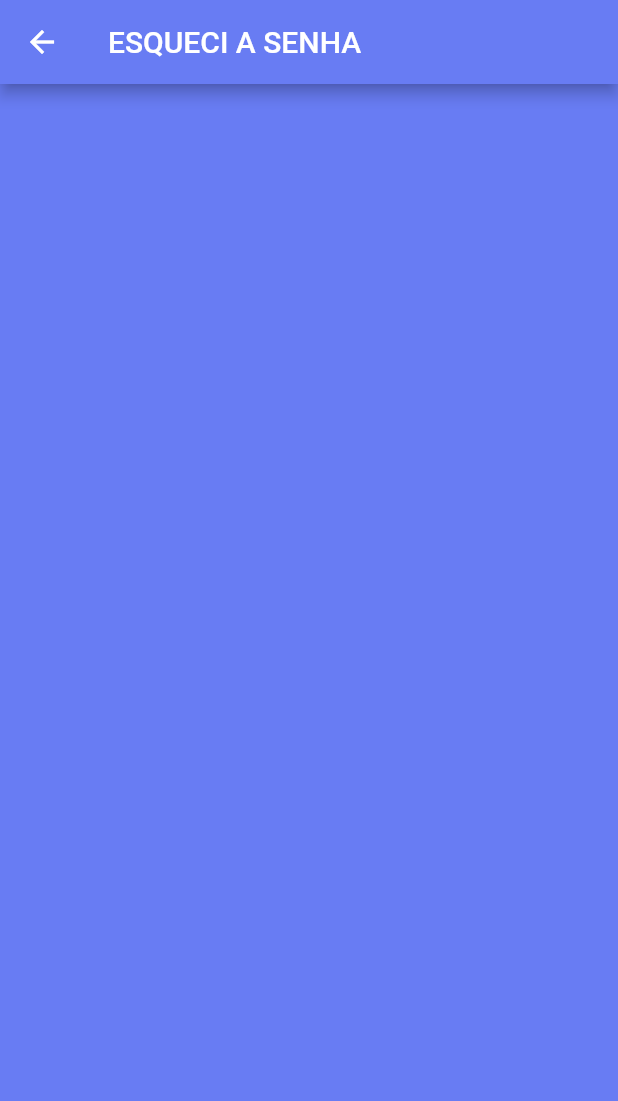
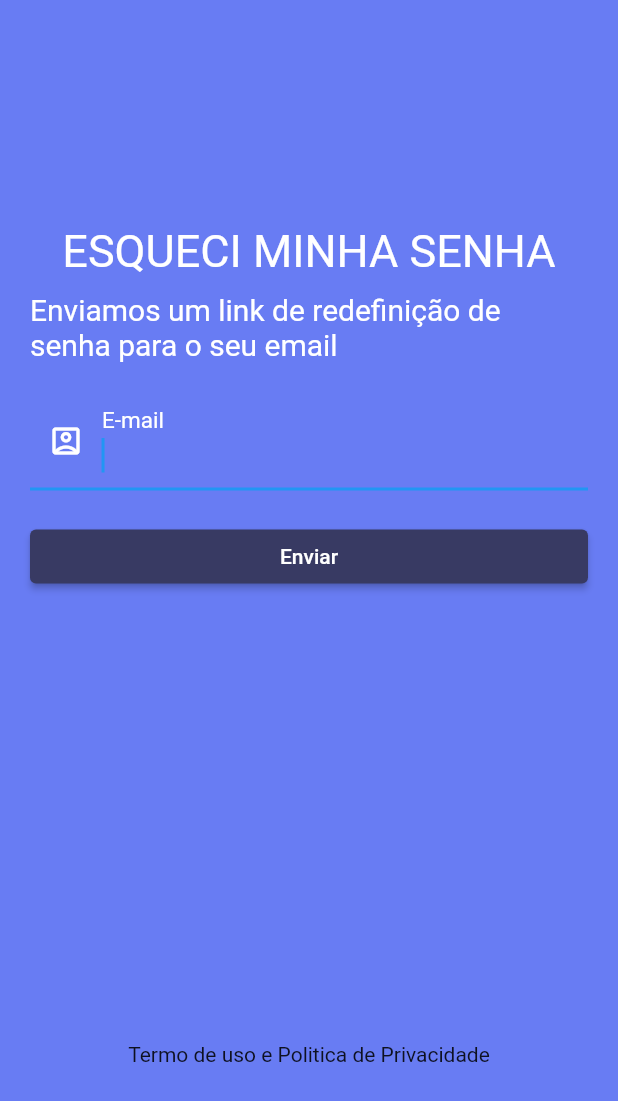
Before and after one commit to DiegoPPereira/SisRH, a Flutter app: the screen it shows after launch, after a tap on "Esqueci a Senha", on a phone screen of 412 x 824 dp. Shown: the top 1101 px of the screen. Run offline on Flutter 3.47's test engine with Material 2 defaults, Android fonts, the phone set to English and light mode, and no system bars.

Commit message:
atualização

```diff
--- a/lib/pages/esquecia_senha.dart
+++ b/lib/pages/esquecia_senha.dart
@@ -1,17 +1,100 @@
 import 'package:flutter/material.dart';
+import './temos.dart';
+import './senha_alterada.dart';
 
 class EsqueciSenhaPage extends StatelessWidget {
-  const EsqueciSenhaPage({super.key});
+  const EsqueciSenhaPage({Key? key}) : super(key: key);
 
   @override
   Widget build(BuildContext context) {
     return Scaffold(
       backgroundColor: const Color(0xff687cf3),
-      appBar: AppBar(
-        backgroundColor: const Color(0xff687cf3),
-        title: const Text('ESQUECI A SENHA'),
+      body: SingleChildScrollView(
+        child: Padding(
+          padding: const EdgeInsets.only(
+            top: 150,
+            left: 20,
+            right: 20,
+          ),
+          child: Center(
+            child: Column(
+              crossAxisAlignment: CrossAxisAlignment.center,
+              children: [
+                Container(
+                  constraints: BoxConstraints(
+                      // maxWidth: 500,
+                      // minWidth: 300,
+                      ),
+                  child: Text(
+                    'ESQUECI MINHA SENHA',
+                    style: TextStyle(color: Colors.white, fontSize: 30),
+                  ),
+                ),
+                SizedBox(height: 10),
+                Center(
+                  child: Container(
+                    constraints: BoxConstraints(
+                        // maxWidth: 300,
+                        // minWidth: 200,
+                        ),
+                    child: Text(
+                      'Enviamos um link de redefinição de senha para o seu email',
+                      style: TextStyle(color: Colors.white, fontSize: 20),
+                    ),
+                  ),
+                ),
+                SizedBox(height: 20),
+                Column(
+                  crossAxisAlignment: CrossAxisAlignment.stretch,
+                  children: [
+                    TextFormField(
+                      autofocus: true,
+                      keyboardType: TextInputType.emailAddress,
+                      style: TextStyle(color: Colors.white, fontSize: 20),
+                      decoration: InputDecoration(
+                        labelText: 'E-mail',
+                        prefixIcon: IconTheme(
+                          data: IconThemeData(color: Colors.white),
+                          child: Icon(Icons.account_box_outlined),
+                        ),
+                        labelStyle: TextStyle(color: Colors.white),
+                      ),
+                    ),
+                    SizedBox(height: 20),
+                    ElevatedButton(
+                      onPressed: () {
+                        Navigator.push(
+                          context,
+                          MaterialPageRoute(
+                            builder: (context) => SenhaAlterada(),
+                          ),
+                        );
+                      },
+                      child: Text(
+                        "Enviar",
+                        style: TextStyle(color: Colors.white),
+                      ),
+                      style: ButtonStyle(
+                        backgroundColor: MaterialStateProperty.all<Color>(
+                          Color(0xff383a63),
+                        ),
+                      ),
+                    ),
+                  ],
+                ),
+                SizedBox(
+                    height: 300), // Espaço entre o botão e o texto inferior
+                Align(
+                  alignment: Alignment.bottomCenter,
+                  child: SizedBox(
+                    child: Text("Termo de uso e Politica de Privacidade"),
+                  ),
+                ),
+              ],
+            ),
+          ),
+        ),
       ),
-      body: Container(),
     );
   }
 }
--- a/lib/pages/login.page.dart
+++ b/lib/pages/login.page.dart
@@ -1,6 +1,4 @@
 import 'package:flutter/material.dart';
-import 'package:flutter/src/widgets/framework.dart';
-import 'package:flutter/src/widgets/placeholder.dart';
 import 'package:sisrh/pages/esquecia_senha.dart';
 import './temos.dart';
 import './menu.page.dart';
@@ -13,8 +11,10 @@ class LoginPage extends StatefulWidget {
 }
 
 class _LoginPageState extends State<LoginPage> {
-  bool _Senha = false;
+  bool _lembrarUsuario = false;
+
   bool _Cadeado = false;
+
   @override
   Widget build(BuildContext context) {
     return Scaffold(
@@ -45,8 +45,9 @@ class _LoginPageState extends State<LoginPage> {
                       TextFormField(
                         autofocus: true,
                         keyboardType: TextInputType.emailAddress,
-                          style: TextStyle(color: Colors.white, fontSize: 20),
-                          decoration: InputDecoration(
+                        style:
+                            const TextStyle(color: Colors.white, fontSize: 20),
+                        decoration: const InputDecoration(
                           labelText: 'LOGIN',
                           prefixIcon: IconTheme(
                             data: IconThemeData(color: Colors.white),
@@ -55,41 +56,45 @@ class _LoginPageState extends State<LoginPage> {
                           labelStyle: TextStyle(color: Colors.white),
                         ),
                       ),
-                        Divider(),
+                      const SizedBox(height: 1),
                       TextFormField(
                         keyboardType: TextInputType.number,
                         obscureText: true,
-                          style: TextStyle(color: Colors.white, fontSize: 20),
+                        style:
+                            const TextStyle(color: Colors.white, fontSize: 20),
                         decoration: InputDecoration(
                           labelText: 'SENHA',
-                            hintStyle: TextStyle(color: Colors.white),
+                          hintStyle: const TextStyle(color: Colors.white),
                           prefixIcon: GestureDetector(
-                              child: IconTheme(
+                            child: const IconTheme(
                               data: IconThemeData(color: Colors.white),
                               child: Icon(Icons.lock_outline),
                             ),
                           ),
-                            labelStyle: TextStyle(color: Colors.white),
+                          labelStyle: const TextStyle(color: Colors.white),
                         ),
                       ),
                     ],
                   ),
-                    Divider(
-                      height: 5,
+                  SizedBox(height: 5),
+                  Row(
+                    mainAxisAlignment: MainAxisAlignment.end,
+                    children: [
+                      const Text(
+                        "Lembrar Usuário",
+                        style: TextStyle(color: Colors.white),
                       ),
-                    Container(
-                      height: 20,
-                      margin: EdgeInsets.only(
-                        top: 10,
-                        bottom: 10,
+                      Checkbox(
+                        value: _lembrarUsuario,
+                        onChanged: (bool? newValue) {
+                          setState(() {
+                            _lembrarUsuario = newValue ?? false;
+                          });
+                        },
                       ),
-                      alignment: Alignment.centerRight,
-                      child: Text("Lembrar Usuário",
-                          style: TextStyle(color: Colors.white)),
+                    ],
                   ),
-                    Divider(
-                      height: 5,
-                    ),
+                  const SizedBox(height: 5),
                   ButtonTheme(
                     height: 20.0,
                     shape: RoundedRectangleBorder(
@@ -115,7 +120,7 @@ class _LoginPageState extends State<LoginPage> {
                       ),
                     ),
                   ),
-                    Divider(),
+                  const SizedBox(height: 10),
                   Container(
                     height: 20,
                     alignment: Alignment.center,
@@ -124,11 +129,11 @@ class _LoginPageState extends State<LoginPage> {
                         Navigator.push(
                           context,
                           MaterialPageRoute(
-                              builder: (context) => EsqueciSenhaPage(),
+                            builder: (context) => const EsqueciSenhaPage(),
                           ),
                         );
                       },
-                        child: Text("Esqueci a Senha"),
+                      child: const Text("Esqueci a Senha"),
                     ),
                   ),
                   Padding(
@@ -141,17 +146,17 @@ class _LoginPageState extends State<LoginPage> {
                           Navigator.push(
                             context,
                             MaterialPageRoute(
-                                builder: (context) => TermosPage(),
+                              builder: (context) => const TermosPage(),
                             ),
                           );
                         },
                         child: Padding(
                           padding: const EdgeInsets.only(
-                              top: 60,
+                            top: 80,
                           ),
                           child: SizedBox(
-                              child: Text(
-                                  "Termo de uso e Politica de Privacidade"),
+                            child:
+                                Text("Termo de uso e Politica de Privacidade"),
                           ),
                         ),
                       ),
@@ -162,6 +167,7 @@ class _LoginPageState extends State<LoginPage> {
             ),
           ),
         ),
-        ));
+      ),
+    );
   }
 }
```
Also changed, not shown: lib/pages/menu.page.dart (+11 -11 lines), lib/pages/senha_alterada.dart (added, +84 -0 lines). Lines whose indentation alone changed are shown as unchanged.
